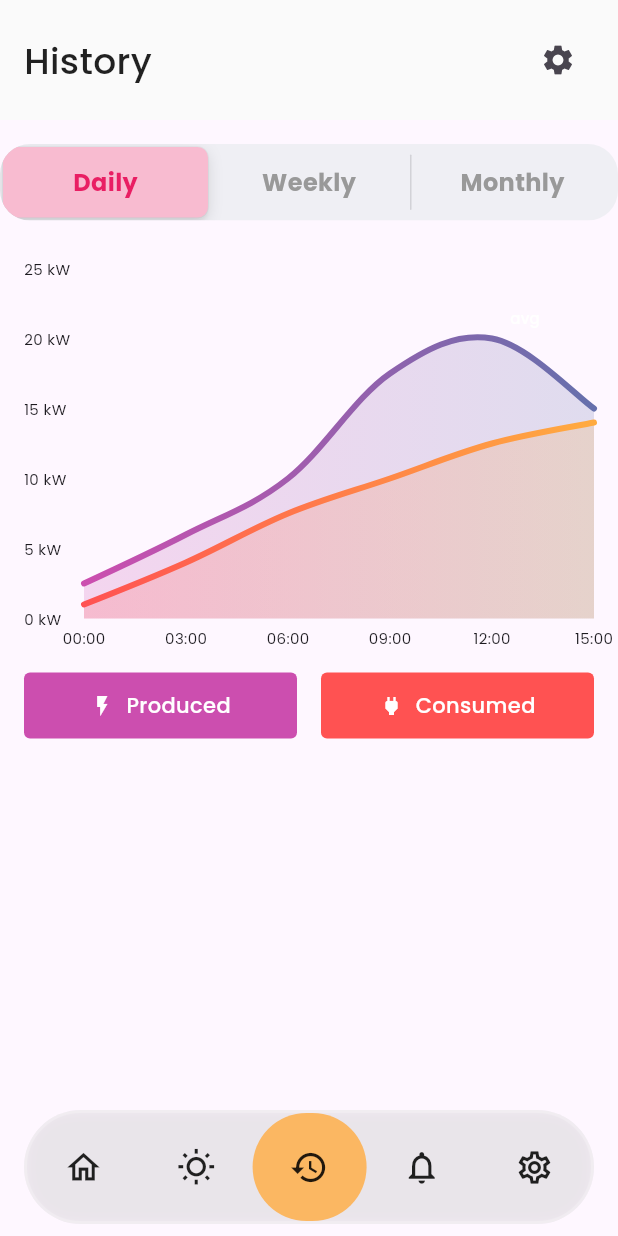
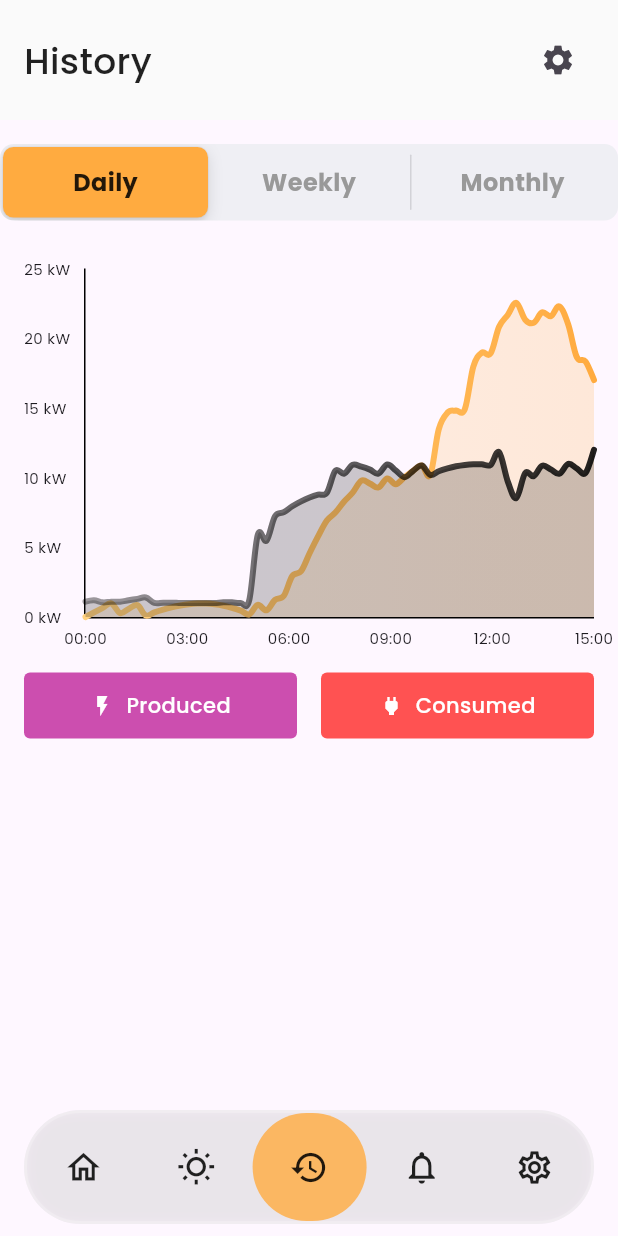
Before and after one commit to 7aku8/pv-forecast, a Flutter app: the screen it shows after launch, swiped to page 3, on a phone screen of 412 x 824 dp. Run offline on Flutter 3.47's test engine with Material 3 defaults, Android fonts, the light colour scheme and no system bars; drawn by our look-alikes of fl_chart; our stand-ins replace bloc, equatable, flutter_bloc; generated files the repository leaves out were written again.

Commit message:
better chart data, colors, refactor

```diff
--- a/lib/components/history_linear_chart.dart
+++ b/lib/components/history_linear_chart.dart
@@ -11,13 +11,13 @@ class HistoryLinearChart extends StatefulWidget {
 
 class _HistoryLinearChartState extends State<HistoryLinearChart> {
   List<Color> producedGradientColors = [
-    contentColorCyan,
-    contentColorBlue,
+    Colors.orangeAccent.shade100,
+    Colors.orangeAccent,
   ];
 
   List<Color> consumedGradientColors = [
-    Colors.redAccent,
-    Colors.orangeAccent,
+    Colors.black38,
+    Colors.black87,
   ];
 
   bool showAvg = false;
@@ -32,29 +32,6 @@ class _HistoryLinearChartState extends State<HistoryLinearChart> {
           children: <Widget>[
             LineChart(
               showAvg ? avgData() : mainData(),
-            ),
-            Positioned(
-              top: 16,
-              right: 16,
-              child: SizedBox(
-                width: 60,
-                height: 34,
-                child: TextButton(
-                  onPressed: () {
-                    setState(() {
-                      showAvg = !showAvg;
-                    });
-                  },
-                  child: Text(
-                    'avg',
-                    style: TextStyle(
-                      fontSize: 10, // Updated to match WeeklyBarChart
-                      color:
-                          showAvg ? Colors.white.withOpacity(0.5) : Colors.white,
-                    ),
-                  ),
-                ),
-              ),
             ),
           ],
         ),
@@ -108,19 +85,19 @@ class _HistoryLinearChartState extends State<HistoryLinearChart> {
       case 0:
         text = '0 kW';
         break;
-      case 1:
+      case 5:
         text = '5 kW';
         break;
-      case 2:
+      case 10:
         text = '10 kW';
         break;
-      case 3:
+      case 15:
         text = '15 kW';
         break;
-      case 4:
+      case 20:
         text = '20 kW';
         break;
-      case 5:
+      case 25:
         text = '25 kW';
         break;
       default:
@@ -147,29 +124,87 @@ class _HistoryLinearChartState extends State<HistoryLinearChart> {
         leftTitles: AxisTitles(
           sideTitles: SideTitles(
             showTitles: true,
-            interval: 1,
+            interval: 5, // Match the kW labels
             getTitlesWidget: leftTitleWidgets,
             reservedSize: 40,
           ),
         ),
       ),
       borderData: FlBorderData(
-        show: false,
+        show: true,
+        border: const Border(
+          left: BorderSide(color: Colors.black, width: 1),
+          bottom: BorderSide(color: Colors.black, width: 1),
+        ),
       ),
       minX: 0,
       maxX: 15,
-      minY: 0,
-      maxY: 5,
+      minY: 0, // Adjusted to match data range
+      maxY: 25, // Adjusted to match data range
       lineBarsData: [
         // Produced Line
         LineChartBarData(
           spots: const [
-            FlSpot(0, 0.5),
-            FlSpot(3, 1.2),
-            FlSpot(6, 2.0),
-            FlSpot(9, 3.5),
-            FlSpot(12, 4.0),
-            FlSpot(15, 3.0),
+            FlSpot(0.0, 0.0),
+            FlSpot(0.25, 0.33),
+            FlSpot(0.51, 0.66),
+            FlSpot(0.76, 0.98),
+            FlSpot(1.02, 0.28),
+            FlSpot(1.27, 0.58),
+            FlSpot(1.53, 0.85),
+            FlSpot(1.78, 0.1),
+            FlSpot(2.03, 0.33),
+            FlSpot(2.29, 0.53),
+            FlSpot(2.54, 0.69),
+            FlSpot(2.8, 0.82),
+            FlSpot(3.05, 0.91),
+            FlSpot(3.31, 0.96),
+            FlSpot(3.56, 0.96),
+            FlSpot(3.81, 0.91),
+            FlSpot(4.07, 0.81),
+            FlSpot(4.32, 0.66),
+            FlSpot(4.58, 0.46),
+            FlSpot(4.83, 0.19),
+            FlSpot(5.08, 0.87),
+            FlSpot(5.34, 0.48),
+            FlSpot(5.59, 1.23),
+            FlSpot(5.85, 1.52),
+            FlSpot(6.1, 2.94),
+            FlSpot(6.36, 3.29),
+            FlSpot(6.61, 4.57),
+            FlSpot(6.86, 5.78),
+            FlSpot(7.12, 6.92),
+            FlSpot(7.37, 7.49),
+            FlSpot(7.63, 8.29),
+            FlSpot(7.88, 8.92),
+            FlSpot(8.14, 9.78),
+            FlSpot(8.39, 9.57),
+            FlSpot(8.64, 9.29),
+            FlSpot(8.9, 9.94),
+            FlSpot(9.15, 9.52),
+            FlSpot(9.41, 10.03),
+            FlSpot(9.66, 10.48),
+            FlSpot(9.92, 10.87),
+            FlSpot(10.17, 10.19),
+            FlSpot(10.42, 13.46),
+            FlSpot(10.68, 14.66),
+            FlSpot(10.93, 14.81),
+            FlSpot(11.19, 14.91),
+            FlSpot(11.44, 17.96),
+            FlSpot(11.69, 18.96),
+            FlSpot(11.95, 18.91),
+            FlSpot(12.2, 20.82),
+            FlSpot(12.46, 21.69),
+            FlSpot(12.71, 22.53),
+            FlSpot(12.97, 21.33),
+            FlSpot(13.22, 21.1),
+            FlSpot(13.47, 21.85),
+            FlSpot(13.73, 21.58),
+            FlSpot(13.98, 22.28),
+            FlSpot(14.24, 20.98),
+            FlSpot(14.49, 18.66),
+            FlSpot(14.75, 18.33),
+            FlSpot(15.0, 17.0),
           ],
           isCurved: true,
           gradient: LinearGradient(colors: producedGradientColors),
@@ -188,12 +223,66 @@ class _HistoryLinearChartState extends State<HistoryLinearChart> {
         // Consumed Line
         LineChartBarData(
           spots: const [
-            FlSpot(0, 0.2),
-            FlSpot(3, 0.8),
-            FlSpot(6, 1.5),
-            FlSpot(9, 2.0),
-            FlSpot(12, 2.5),
-            FlSpot(15, 2.8),
+            FlSpot(0.0, 1.1),
+            FlSpot(0.25, 1.2),
+            FlSpot(0.51, 1.05),
+            FlSpot(0.76, 1.1),
+            FlSpot(1.02, 1.1),
+            FlSpot(1.27, 1.2),
+            FlSpot(1.53, 1.3),
+            FlSpot(1.78, 1.4),
+            FlSpot(2.03, 1.01),
+            FlSpot(2.29, 1.02),
+            FlSpot(2.54, 1.03),
+            FlSpot(2.8, 1),
+            FlSpot(3.05, 1),
+            FlSpot(3.31, 1),
+            FlSpot(3.56, 1),
+            FlSpot(3.81, 1),
+            FlSpot(4.07, 1.05),
+            FlSpot(4.32, 1.05),
+            FlSpot(4.58, 1.01),
+            FlSpot(4.83, 1.2),
+            FlSpot(5.08, 5.87),
+            FlSpot(5.34, 5.48),
+            FlSpot(5.59, 7.23),
+            FlSpot(5.85, 7.52),
+            FlSpot(6.1, 7.94),
+            FlSpot(6.36, 8.29),
+            FlSpot(6.61, 8.57),
+            FlSpot(6.86, 8.78),
+            FlSpot(7.12, 8.92),
+            FlSpot(7.37, 10.49),
+            FlSpot(7.63, 10.29),
+            FlSpot(7.88, 10.92),
+            FlSpot(8.14, 10.78),
+            FlSpot(8.39, 10.57),
+            FlSpot(8.64, 10.29),
+            FlSpot(8.9, 10.94),
+            FlSpot(9.15, 10.52),
+            FlSpot(9.41, 10.03),
+            FlSpot(9.66, 10.48),
+            FlSpot(9.92, 10.87),
+            FlSpot(10.17, 10.19),
+            FlSpot(10.42, 10.46),
+            FlSpot(10.68, 10.66),
+            FlSpot(10.93, 10.81),
+            FlSpot(11.19, 10.91),
+            FlSpot(11.44, 10.96),
+            FlSpot(11.69, 10.96),
+            FlSpot(11.95, 10.91),
+            FlSpot(12.2, 11.82),
+            FlSpot(12.46, 9.69),
+            FlSpot(12.71, 8.53),
+            FlSpot(12.97, 10.33),
+            FlSpot(13.22, 10.1),
+            FlSpot(13.47, 10.85),
+            FlSpot(13.73, 10.58),
+            FlSpot(13.98, 10.28),
+            FlSpot(14.24, 10.98),
+            FlSpot(14.49, 10.66),
+            FlSpot(14.75, 10.33),
+            FlSpot(15.0, 12.0),
           ],
           isCurved: true,
           gradient: LinearGradient(colors: consumedGradientColors),
--- a/lib/dashboard/view/history_view.dart
+++ b/lib/dashboard/view/history_view.dart
@@ -23,12 +23,9 @@ class _HistoryViewState extends State<HistoryView> {
       child: Column(
         children: [
           const SizedBox(height: 16),
-          // Wrap the CupertinoSlidingSegmentedControl in ClipRRect
-          ClipRRect(
-            borderRadius: BorderRadius.circular(20), // Add custom border radius
-            child: CupertinoSlidingSegmentedControl<ChartType>(
+          CupertinoSlidingSegmentedControl<ChartType>(
             backgroundColor: CupertinoColors.extraLightBackgroundGray,
-              thumbColor: Colors.pink.shade100,
+            thumbColor: Colors.orangeAccent,
             groupValue: _selectedChart,
             onValueChanged: (ChartType? value) {
               if (value != null) {
@@ -38,76 +35,87 @@ class _HistoryViewState extends State<HistoryView> {
               }
             },
             children: {
-                ChartType.daily: Container(
-                  padding:
-                      const EdgeInsets.symmetric(vertical: 12, horizontal: 30),
-                  child: Text(
-                    'Daily',
-                    style: TextStyle(
-                      fontSize: 16,
-                      color: _selectedChart == ChartType.daily
-                          ? Colors.pink
-                          : CupertinoColors.inactiveGray,
-                      fontWeight: FontWeight.bold,
-                    ),
-                  ),
-                ),
-                ChartType.weekly: Container(
-                  padding:
-                      const EdgeInsets.symmetric(vertical: 12, horizontal: 30),
-                  child: Text(
-                    'Weekly',
-                    style: TextStyle(
-                      fontSize: 16,
-                      color: _selectedChart == ChartType.weekly
-                          ? Colors.pink
-                          : CupertinoColors.inactiveGray,
-                      fontWeight: FontWeight.bold,
-                    ),
-                  ),
-                ),
-                ChartType.monthly: Container(
-                  padding:
-                      const EdgeInsets.symmetric(vertical: 12, horizontal: 30),
-                  child: Text(
-                    'Monthly',
-                    style: TextStyle(
-                      fontSize: 16,
-                      color: _selectedChart == ChartType.monthly
-                          ? Colors.pink
-                          : CupertinoColors.inactiveGray,
-                      fontWeight: FontWeight.bold,
-                    ),
-                  ),
-                ),
+              ChartType.daily:
+                  _buildSegment('Daily', _selectedChart == ChartType.daily),
+              ChartType.weekly:
+                  _buildSegment('Weekly', _selectedChart == ChartType.weekly),
+              ChartType.monthly:
+                  _buildSegment('Monthly', _selectedChart == ChartType.monthly),
             },
-            ),
           ),
           const SizedBox(height: 16),
           Expanded(
-            child: _selectedChart == ChartType.daily
-                ? const Column(
-                    children: [
-                      HistoryLinearChart(),
-                      HistoryLabels(),
-                    ],
-                  )
-                : _selectedChart == ChartType.weekly
-                    ? const Column(
-                        children: [
-                          WeeklyBarChart(),
-                          HistoryLabels(),
-                        ],
-                      )
-                    : const Column(
-                        children: [
-                          MonthlyBarChart(),
-                          HistoryLabels(),
-                        ],
-                      ),
+            child: _buildSelectedChartWidget(),
           ),
         ],
       ),
     );
   }
+
+  Widget _buildSegment(String label, bool isSelected) {
+    return Container(
+      padding: const EdgeInsets.symmetric(vertical: 12, horizontal: 30),
+      child: Text(
+        label,
+        style: TextStyle(
+          fontSize: 16,
+          color: isSelected ? Colors.black87 : CupertinoColors.inactiveGray,
+          fontWeight: FontWeight.bold,
+        ),
+      ),
+    );
   }
+
+  Widget _buildSelectedChartWidget() {
+    switch (_selectedChart) {
+      case ChartType.daily:
+        return const DailyChartWidget();
+      case ChartType.weekly:
+        return const WeeklyChartWidget();
+      case ChartType.monthly:
+        return const MonthlyChartWidget();
+    }
+  }
+}
+
+class DailyChartWidget extends StatelessWidget {
+  const DailyChartWidget({super.key});
+
+  @override
+  Widget build(BuildContext context) {
+    return const Column(
+      children: [
+        HistoryLinearChart(),
+        HistoryLabels(),
+      ],
+    );
+  }
+}
+
+class WeeklyChartWidget extends StatelessWidget {
+  const WeeklyChartWidget({super.key});
+
+  @override
+  Widget build(BuildContext context) {
+    return const Column(
+      children: [
+        WeeklyBarChart(),
+        HistoryLabels(),
+      ],
+    );
+  }
+}
+
+class MonthlyChartWidget extends StatelessWidget {
+  const MonthlyChartWidget({super.key});
+
+  @override
+  Widget build(BuildContext context) {
+    return const Column(
+      children: [
+        MonthlyBarChart(),
+        HistoryLabels(),
+      ],
+    );
+  }
+}
```
Lines whose indentation alone changed are shown as unchanged.
